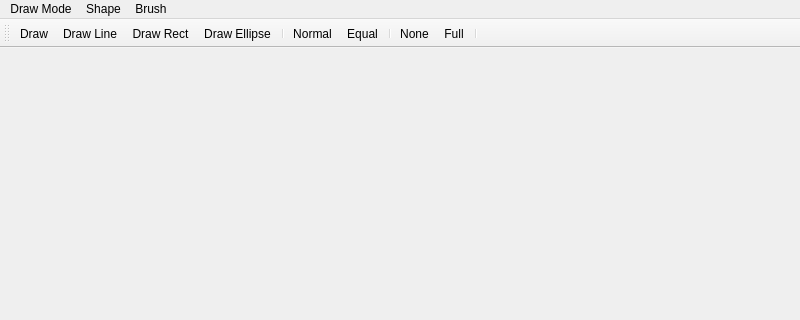
Qt form mainwindow.ui (adam-zielonka/paintAZ) before a commit; both pictures show x 0 to 800 and y 0 to 320 of the 800 by 600 pixel window.
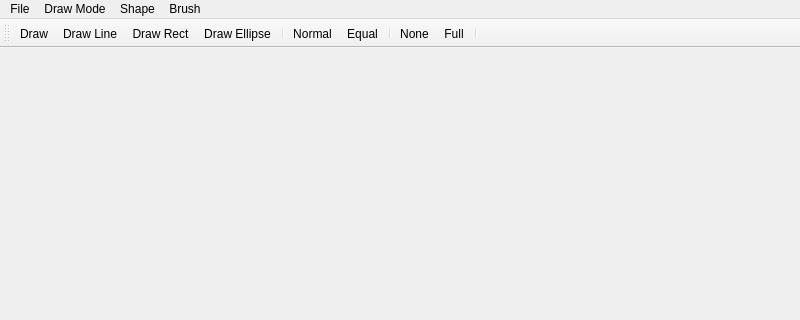
The same form after that commit. Icons and pictures are not drawn.

```diff
--- a/mainwindow.ui
+++ b/mainwindow.ui
@@ -20,7 +20,7 @@
      <x>0</x>
      <y>0</y>
      <width>800</width>
-     <height>21</height>
+     <height>20</height>
     </rect>
    </property>
    <widget class="QMenu" name="menuDraw_Mode">
@@ -47,6 +47,16 @@
     <addaction name="actionNone"/>
     <addaction name="actionFull"/>
    </widget>
+   <widget class="QMenu" name="menuFile">
+    <property name="title">
+     <string>File</string>
+    </property>
+    <addaction name="actionNew"/>
+    <addaction name="actionOpen"/>
+    <addaction name="actionSave_As"/>
+    <addaction name="actionSave"/>
+   </widget>
+   <addaction name="menuFile"/>
    <addaction name="menuDraw_Mode"/>
    <addaction name="menuShape"/>
    <addaction name="menuBrush"/>
```
Left out of the diff: 20 changed lines with no effect on the pictures.
